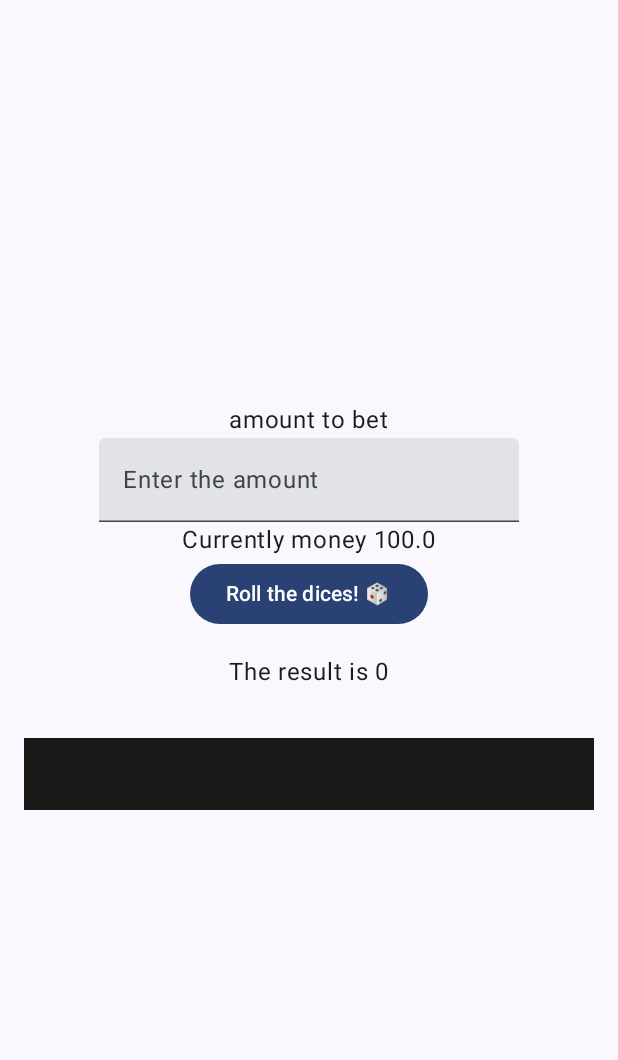
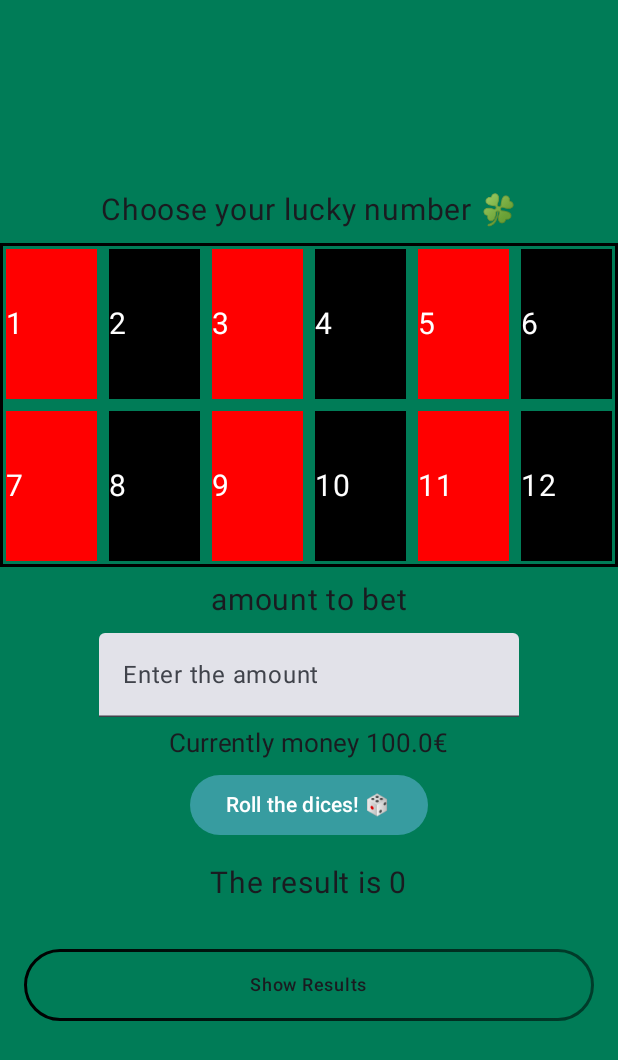
Before and after one commit to Sebastian-Manrique/casinoApp, an Android app built with Jetpack Compose: the composable Dice shown on its own in the app's theme, on a phone screen of 412 x 824 dp. Shown: the top 1060 px of the screen. Run offline under Robolectric (Android 15) with nearby library versions, the phone set to English and light mode, and no system bars.

Commit message:
Adding more functions and things to the dice page

```diff
--- a/app/src/main/java/com/example/proyectopmdm/screens/dice.kt
+++ b/app/src/main/java/com/example/proyectopmdm/screens/dice.kt
@@ -1,20 +1,25 @@
 package com.example.proyectopmdm.screens
 
 import androidx.compose.foundation.background
+import androidx.compose.foundation.border
 import androidx.compose.foundation.clickable
 import androidx.compose.foundation.layout.Arrangement
 import androidx.compose.foundation.layout.Box
 import androidx.compose.foundation.layout.Column
 import androidx.compose.foundation.layout.Spacer
 import androidx.compose.foundation.layout.fillMaxHeight
-import androidx.compose.foundation.layout.fillMaxSize
 import androidx.compose.foundation.layout.fillMaxWidth
 import androidx.compose.foundation.layout.height
 import androidx.compose.foundation.layout.padding
+import androidx.compose.foundation.layout.size
 import androidx.compose.foundation.lazy.LazyColumn
+import androidx.compose.foundation.lazy.grid.GridCells
+import androidx.compose.foundation.lazy.grid.LazyVerticalGrid
 import androidx.compose.foundation.lazy.items
+import androidx.compose.foundation.shape.CircleShape
 import androidx.compose.foundation.text.KeyboardOptions
 import androidx.compose.material3.Button
+import androidx.compose.material3.ButtonDefaults
 import androidx.compose.material3.MaterialTheme
 import androidx.compose.material3.Text
 import androidx.compose.material3.TextField
@@ -28,10 +33,16 @@ import androidx.compose.runtime.setValue
 import androidx.compose.runtime.snapshots.SnapshotStateList
 import androidx.compose.ui.Alignment
 import androidx.compose.ui.Modifier
+import androidx.compose.ui.graphics.Brush
 import androidx.compose.ui.graphics.Color
+import androidx.compose.ui.graphics.TileMode
 import androidx.compose.ui.text.input.KeyboardType
+import androidx.compose.ui.text.style.TextAlign
+import androidx.compose.ui.tooling.preview.Preview
 import androidx.compose.ui.unit.dp
+import androidx.compose.ui.unit.sp
 import androidx.navigation.NavHostController
+import androidx.navigation.compose.rememberNavController
 
 @Composable
 fun Dice(navController: NavHostController) {
@@ -41,12 +52,23 @@ fun Dice(navController: NavHostController) {
 
     Column(
         modifier = Modifier
-            .fillMaxWidth().fillMaxHeight(),
+            .fillMaxWidth()
+            .fillMaxHeight()
+            .background(Color(0xFF007c57)),
         verticalArrangement = Arrangement.Center,
         horizontalAlignment = Alignment.CenterHorizontally
     ) {
+        Text("Choose your lucky number \uD83C\uDF40", fontSize = 20.sp)
 
-        Text("amount to bet")
+        Spacer(Modifier.height(10.dp))
+
+        GamblingNumbersGrid()
+
+        Spacer(Modifier.height(10.dp))
+
+        Text("amount to bet", fontSize = 20.sp)
+
+        Spacer(Modifier.height(10.dp))
 
         var text2 by remember { mutableStateOf("") } // Holds the input text
         TextField(
@@ -55,33 +77,53 @@ fun Dice(navController: NavHostController) {
             label = { Text("Enter the amount") },
             keyboardOptions = KeyboardOptions(keyboardType = KeyboardType.Number)
         )
-        Text("Currently money $money")
-        Button(onClick = {
-            resultNumber = randomGenerator(list)
-            if (resultNumber == 3) money += 5 else money -= 5
-        }) {
+        Spacer(Modifier.height(5.dp))
+
+        Text("Currently money $money€", fontSize = 17.sp)
+
+        Spacer(Modifier.height(5.dp))
+
+        Button(
+            onClick = {
+                resultNumber = randomGenerator(list)
+
+            },
+            //No se puede simplificar el color.
+            colors = ButtonDefaults.buttonColors(containerColor = Color(0xFF379ca0))
+        ) {
             Text("Roll the dices! 🎲")
         }
 
         Spacer(modifier = Modifier.height(16.dp))
 
-        Text(text = "The result is $resultNumber")
+        Text(text = "The result is $resultNumber", fontSize = 20.sp)
 
         Spacer(modifier = Modifier.height(16.dp))
+
+        val gradientBrush = Brush.horizontalGradient(
+            colors = listOf(Color.Black, Color(0xFF006b4b)),
+            startX = 0.0f,
+            endX = 1000.0f,
+            tileMode = TileMode.Repeated
+        )
 
         Box(
             modifier = Modifier
                 .fillMaxWidth()
                 .padding(16.dp)
-                .background(Color(0xff181a17))
+                .border(
+                    width = 2.dp,
+                    brush = gradientBrush,
+                    shape = CircleShape
+                )
                 .clickable { isExpanded = !isExpanded } // Alterna la expansión al hacer clic
-                .padding(16.dp)
+                .padding(16.dp),
+            contentAlignment = Alignment.Center
         ) {
-            Column {
+            Column(horizontalAlignment = Alignment.CenterHorizontally) {
                 Text(
                     text = if (isExpanded) "Hide Results" else "Show Results",
-                    style = MaterialTheme.typography.labelMedium,
-                    modifier = Modifier.align(Alignment.CenterHorizontally)
+                    style = MaterialTheme.typography.labelMedium
                 )
                 if (isExpanded) {
                     LazyColumn(
@@ -92,7 +134,8 @@ fun Dice(navController: NavHostController) {
                         items(list) { item ->
                             Text(
                                 text = "Rolled: $item",
-                                modifier = Modifier.padding(8.dp)
+                                modifier = Modifier.padding(8.dp),
+                                textAlign = TextAlign.Center
                             )
                         }
                     }
@@ -102,8 +145,60 @@ fun Dice(navController: NavHostController) {
     }
 }
 
+// Vista previa que solo muestra la cuadrícula
+@Preview(showBackground = true)
+@Composable
+fun Ver() {
+    val navController = rememberNavController()
+    Dice(navController)
+}
+
+@Composable
+fun GamblingNumbersGrid() {
+    // Crear un estado mutable para almacenar los colores de fondo de cada celda
+    val colors = remember {
+        mutableStateListOf<Color>().apply {
+            repeat(12) { add(if (it % 2 == 0) Color.Red else Color.Black) }
+        }
+    }
+    LazyVerticalGrid(
+        columns = GridCells.Fixed(6), // 6 columnas
+        modifier = Modifier
+            .fillMaxWidth()
+            .border(width = 2.dp, color = Color.Black)
+    ) {
+        items(12) { index -> // 12 elementos (2 columnas * 6 filas)
+            Box(
+                modifier = Modifier
+                    .padding(4.dp)
+                    .size(100.dp) // Tamaño de cada celda
+                    .background(colors[index]) // Usar el color específico para cada celda
+                    .clickable {
+                        colors[index] =
+                            if (colors[index] == Color.Red || colors[index] == Color.Black) {
+                                Color(0xFF262e2c) // Negro apagado
+                            } else {
+                                if (index % 2 == 0) Color.Red else Color.Black // Restaurar al color original
+                            }
+                        println("El número seleccionado es ${index + 1}")
+                    },
+            ) {
+                Text(
+                    "${index + 1}",
+                    color = Color.White,
+                    fontSize = 20.sp,
+                    modifier = Modifier
+                        .fillMaxWidth()
+                        .align(alignment = Alignment.Center)
+                )
+            }
+        }
+    }
+}
+
+
 fun randomGenerator(list: SnapshotStateList<Int>): Int {
-    val number = (1..6).random()
+    val number = (1..12).random()
     list.add(number)
     return number
 }
```
